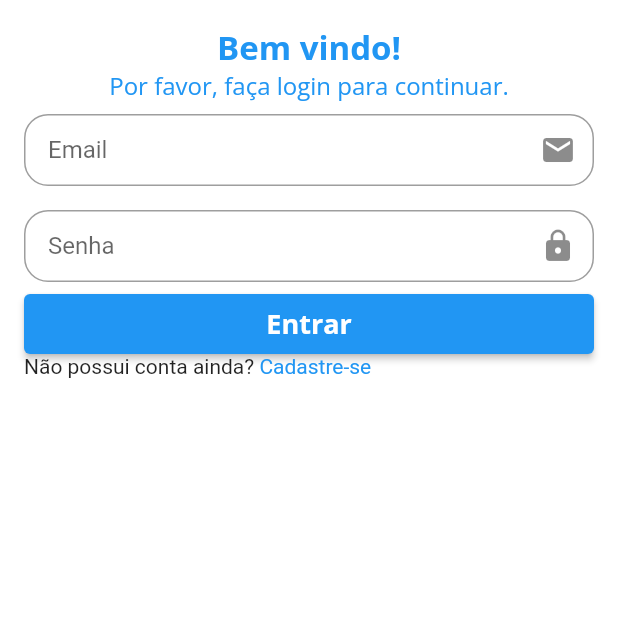
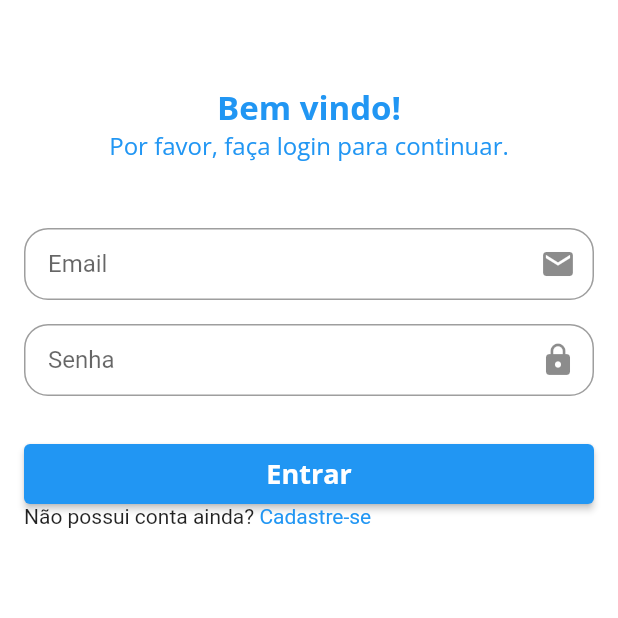
Before and after one commit to JohnAzedo/News, a Flutter app: the screen it shows after launch, on a phone screen of 412 x 824 dp, the top half of it. Run offline on Flutter 3.47's test engine with Material 2 defaults, Android fonts, the phone set to English and light mode, and no system bars; our stand-ins replace dio, google_fonts, jiffy, shared_preferences, splashscreen; network calls fail.

Commit message:
[client] style: Add spacing between elements of login screen

```diff
--- a/client/lib/screens/auth/login.dart
+++ b/client/lib/screens/auth/login.dart
@@ -55,6 +55,7 @@ class _LoginScreenState extends State<LoginScreen> {
           padding: const EdgeInsets.all(16.0),
           child: Column(
             children: [
+              SizedBox(height: 40),
               Text(
                 'Bem vindo!',
                 style: GoogleFonts.openSans(
@@ -70,6 +71,7 @@ class _LoginScreenState extends State<LoginScreen> {
                   fontSize: 16,
                 ),
               ),
+              SizedBox(height: 36),
               CustomTextField(
                 controller: _emailController,
                 label: 'Email',
@@ -81,6 +83,7 @@ class _LoginScreenState extends State<LoginScreen> {
                 label: 'Senha',
                 icon: Icon(Icons.lock),
               ),
+              SizedBox(height: 24),
               SizedBox(
                 height: 40,
                 width: Size.infinite.width,
```
